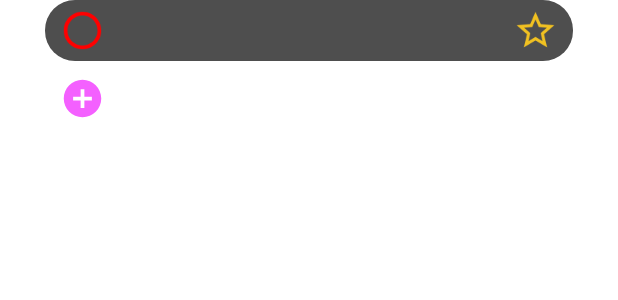
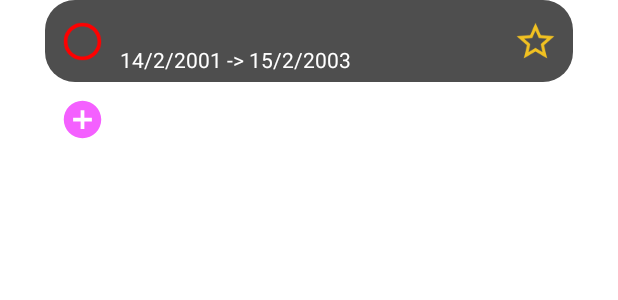
Before and after one commit to tayduasieucuong/DoAn_AndroidStudio, an Android app: the layout layout_item_child_taskmaster.xml on its own in the app's theme, with its tools: preview values and no code run, on a phone screen of 412 x 824 dp. Shown: the top 300 px of the screen. Run offline under Robolectric (Android 15) with nearby library versions, the phone set to English and light mode, and no system bars.

Commit message:
Update ngay gio

```diff
--- a/app/src/main/java/org/meicode/doan_android/TaskMasterChild.java
+++ b/app/src/main/java/org/meicode/doan_android/TaskMasterChild.java
@@ -31,6 +31,7 @@ public class TaskMasterChild extends AppCompatActivity {
     ActionBar actionBar;
     BottomNavigationView bottomNavigationView;
     ArrayList<String> list;
+    ArrayList<String> listTime;
     ListView lv;
     TextView tv;
     ImageView btn_add_child_task;
@@ -64,7 +65,8 @@ public class TaskMasterChild extends AppCompatActivity {
         getData();
         lv = (ListView) findViewById(R.id.lv);
         list = new ArrayList<String>();
-        adapter = new ListViewAdapter(this, R.layout.layout_item_child_taskmaster,list,headerMaster,headername);
+        listTime = new ArrayList<String>();
+        adapter = new ListViewAdapter(this, R.layout.layout_item_child_taskmaster,list,headerMaster,headername,listTime);
         lv.setAdapter(adapter);
         readTasks();
         onClick();
@@ -142,6 +144,7 @@ public class TaskMasterChild extends AppCompatActivity {
                     for (DataSnapshot ds : snapshot.child("Tasks").child(headerMaster).child(headername).child("TasksChild").getChildren())
                     {
                         list.add(ds.getKey().toString()+"/"+ds.child("Detail").child("Trạng thái").getValue().toString());
+                        listTime.add(ds.child("Detail").child("Ngày bắt đầu").getValue().toString() + "-" +ds.child("Detail").child("Ngày kết thúc").getValue().toString());
                     }
                 }
                 adapter.notifyDataSetChanged();
--- a/app/src/main/res/layout/layout_item_child_taskmaster.xml
+++ b/app/src/main/res/layout/layout_item_child_taskmaster.xml
@@ -20,6 +20,8 @@
         android:layout_width="30dp"
         android:layout_height="30dp"
         app:layout_constraintStart_toStartOf="parent"
+        app:layout_constraintTop_toTopOf="parent"
+        app:layout_constraintBottom_toBottomOf="parent"
         android:layout_marginLeft="10dp"
         android:src="@drawable/ic_baseline_radio_button_unchecked_24"
         tools:ignore="MissingConstraints" />
@@ -33,7 +35,6 @@
         android:textStyle="bold"
         android:textColor="@color/white"
         android:layout_marginLeft="10dp"
-        app:layout_constraintBottom_toBottomOf="parent"
         app:layout_constraintEnd_toStartOf="@+id/btn_star"
         tools:ignore="MissingConstraints" />
     <ImageView
@@ -42,10 +43,20 @@
         android:layout_height="30dp"
         app:layout_constraintEnd_toEndOf="parent"
         app:layout_constraintTop_toTopOf="parent"
+        app:layout_constraintBottom_toBottomOf="parent"
         android:layout_marginRight="10dp"
         android:src="@drawable/ic_baseline_star_border_24"
 
         />
+        <TextView
+            android:id="@+id/tv_time"
+            android:layout_width="wrap_content"
+            android:layout_height="wrap_content"
+            android:textColor="@color/white"
+            android:text="14/2/2001 -> 15/2/2003"
+            app:layout_constraintTop_toBottomOf="@id/tv_content"
+            app:layout_constraintBottom_toBottomOf="parent"
+            app:layout_constraintStart_toStartOf="@id/tv_content"/>
     </androidx.constraintlayout.widget.ConstraintLayout>
     <ImageView
         android:id="@+id/btn_add_child_task"
```
Also changed, not shown: app/src/main/java/org/meicode/doan_android/ListViewAdapter.java (+9 -3 lines), app/src/main/java/org/meicode/doan_android/TaskChildPerson.java (+6 -5 lines).
